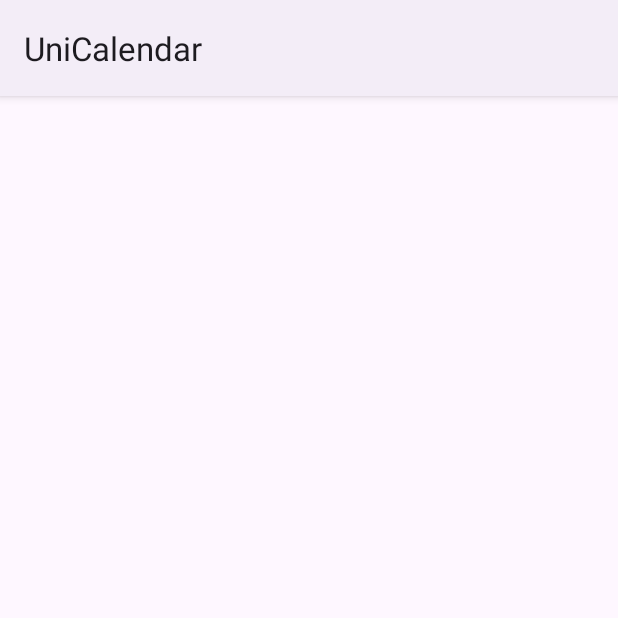
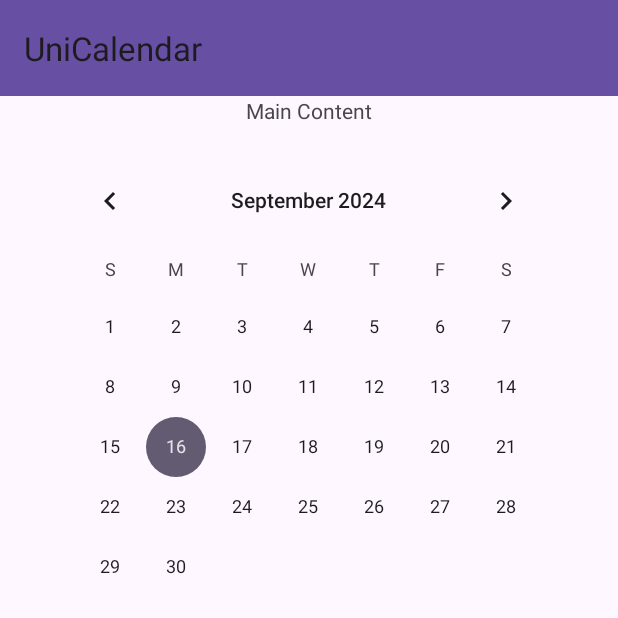
Before and after one commit to VenuVirparia/UniCalendar, an Android app: the MainActivity screen opened directly, with no data from a screen before it, on a phone screen of 412 x 824 dp, the top half of it. Run offline under Robolectric (Android 15) with nearby library versions, the light colour scheme and no system bars; Roboto replaces fonts that are not available here; 1 statement that could not run was skipped.

Commit message:
Set up main dashboard

```diff
--- a/app/build.gradle
+++ b/app/build.gradle
@@ -9,7 +9,7 @@ android {
 
     defaultConfig {
         applicationId "com.example.unicalendar"
-        minSdk 34
+        minSdk 33
         targetSdk 34
         versionCode 1
         versionName "1.0"
@@ -36,8 +36,12 @@ dependencies {
     implementation libs.activity
     implementation libs.constraintlayout
     implementation libs.firebase.auth
+    implementation libs.firebase.database
+    implementation libs.recyclerview
     testImplementation libs.junit
     androidTestImplementation libs.ext.junit
     androidTestImplementation libs.espresso.core
+//    implementation 'com.github.sundeepk:compact-calendar-view:3.0.0'
+
 
 }
--- a/app/src/main/java/com/example/unicalendar/MainActivity.java
+++ b/app/src/main/java/com/example/unicalendar/MainActivity.java
@@ -7,20 +7,48 @@ import androidx.appcompat.app.AppCompatActivity;
 import androidx.core.graphics.Insets;
 import androidx.core.view.ViewCompat;
 import androidx.core.view.WindowInsetsCompat;
+import android.content.Intent;
+import android.os.Bundle;
+import android.view.Menu;
+import android.view.MenuItem;
+import androidx.appcompat.app.AppCompatActivity;
+import androidx.appcompat.widget.Toolbar;
+
+import android.content.Intent;
+import android.os.Bundle;
+import android.view.Menu;
+import android.view.MenuItem;
+import androidx.appcompat.app.AppCompatActivity;
+import androidx.appcompat.widget.Toolbar;
 
 public class MainActivity extends AppCompatActivity {
 
     @Override
     protected void onCreate(Bundle savedInstanceState) {
         super.onCreate(savedInstanceState);
-        EdgeToEdge.enable(this);
-        setContentView(R.layout.activity_main);
-        ViewCompat.setOnApplyWindowInsetsListener(findViewById(R.id.main), (v, insets) -> {
-            Insets systemBars = insets.getInsets(WindowInsetsCompat.Type.systemBars());
-            v.setPadding(systemBars.left, systemBars.top, systemBars.right, systemBars.bottom);
-            return insets;
-        });
+        setContentView(R.layout.activity_main); // Inflate the layout
 
+        // Set up the toolbar
+        Toolbar toolbar = findViewById(R.id.toolbar);
+        setSupportActionBar(toolbar);  // Set the toolbar as action bar
+    }
 
+    // Inflate the menu with the profile icon
+    @Override
+    public boolean onCreateOptionsMenu(Menu menu) {
+        getMenuInflater().inflate(R.menu.menu_main, menu);  // Inflate the menu XML
+        return true;
+    }
+
+    // Handle menu item clicks
+    @Override
+    public boolean onOptionsItemSelected(MenuItem item) {
+        if (item.getItemId() == R.id.action_profile) {
+            // Open profile activity when profile icon is clicked
+            Intent intent = new Intent(MainActivity.this, ProfileActivity.class);
+            startActivity(intent);
+            return true;
+        }
+        return super.onOptionsItemSelected(item);
     }
 }
--- a/app/src/main/res/layout/activity_main.xml
+++ b/app/src/main/res/layout/activity_main.xml
@@ -1,8 +1,42 @@
 <?xml version="1.0" encoding="utf-8"?>
-<androidx.constraintlayout.widget.ConstraintLayout xmlns:android="http://schemas.android.com/apk/res/android"
+<androidx.constraintlayout.widget.ConstraintLayout
+    xmlns:android="http://schemas.android.com/apk/res/android"
     xmlns:app="http://schemas.android.com/apk/res-auto"
     xmlns:tools="http://schemas.android.com/tools"
     android:id="@+id/main"
     android:layout_width="match_parent"
     android:layout_height="match_parent"
-    tools:context=".MainActivity"/>
+    tools:context=".MainActivity">
+
+    <!-- Toolbar for ActionBar -->
+    <androidx.appcompat.widget.Toolbar
+        android:id="@+id/toolbar"
+        android:layout_width="0dp"
+        android:layout_height="?attr/actionBarSize"
+        app:layout_constraintTop_toTopOf="parent"
+        app:layout_constraintStart_toStartOf="parent"
+        app:layout_constraintEnd_toEndOf="parent"
+        android:background="?attr/colorPrimary"
+        app:popupTheme="@style/ThemeOverlay.AppCompat.Light" />
+
+    <!-- Main Content -->
+    <TextView
+        android:id="@+id/textView"
+        android:layout_width="wrap_content"
+        android:layout_height="wrap_content"
+        android:text="Main Content"
+        app:layout_constraintTop_toBottomOf="@id/toolbar"
+        app:layout_constraintStart_toStartOf="parent"
+        app:layout_constraintEnd_toEndOf="parent" />
+
+    <!-- Calendar View -->
+    <CalendarView
+        android:id="@+id/calendarView"
+        android:layout_width="wrap_content"
+        android:layout_height="wrap_content"
+        android:layout_marginTop="100dp"
+        app:layout_constraintEnd_toEndOf="parent"
+        app:layout_constraintHorizontal_bias="0.491"
+        app:layout_constraintStart_toStartOf="parent"
+        app:layout_constraintTop_toTopOf="parent" />
+</androidx.constraintlayout.widget.ConstraintLayout>
--- a/app/src/main/res/values-night/themes.xml
+++ b/app/src/main/res/values-night/themes.xml
@@ -1,6 +1,6 @@
 <resources xmlns:tools="http://schemas.android.com/tools">
     <!-- Base application theme. -->
-    <style name="Base.Theme.UniCalendar" parent="Theme.Material3.DayNight">
+    <style name="Base.Theme.UniCalendar" parent="Theme.Material3.DayNight.NoActionBar">
         <!-- Customize your dark theme here. -->
         <!-- <item name="colorPrimary">@color/my_dark_primary</item> -->
     </style>
--- a/app/src/main/res/values/colors.xml
+++ b/app/src/main/res/values/colors.xml
@@ -2,4 +2,8 @@
 <resources>
     <color name="black">#FF000000</color>
     <color name="white">#FFFFFFFF</color>
+        <color name="primaryColor">#6200EE</color>
+        <color name="backgroundColor">#FFFFFF</color>
+
+
 </resources>
--- a/app/src/main/res/values/themes.xml
+++ b/app/src/main/res/values/themes.xml
@@ -1,6 +1,6 @@
 <resources xmlns:tools="http://schemas.android.com/tools">
     <!-- Base application theme. -->
-    <style name="Base.Theme.UniCalendar" parent="Theme.Material3.DayNight">
+    <style name="Base.Theme.UniCalendar" parent="Theme.Material3.DayNight.NoActionBar">
         <!-- Customize your light theme here. -->
         <!-- <item name="colorPrimary">@color/my_light_primary</item> -->
     </style>
--- a/gradle.properties
+++ b/gradle.properties
@@ -19,3 +19,4 @@ android.useAndroidX=true
 # resources declared in the library itself and none from the library's dependencies,
 # thereby reducing the size of the R class for that library
 android.nonTransitiveRClass=true
+android.enableJetifier=true
--- a/gradle/libs.versions.toml
+++ b/gradle/libs.versions.toml
@@ -9,6 +9,8 @@ activity = "1.9.1"
 constraintlayout = "2.1.4"
 googleGmsGoogleServices = "4.4.2"
 firebaseAuth = "23.0.0"
+firebaseDatabase = "21.0.0"
+recyclerview = "1.3.2"
 
 [libraries]
 junit = { group = "junit", name = "junit", version.ref = "junit" }
@@ -19,6 +21,8 @@ material = { group = "com.google.android.material", name = "material", version.r
 activity = { group = "androidx.activity", name = "activity", version.ref = "activity" }
 constraintlayout = { group = "androidx.constraintlayout", name = "constraintlayout", version.ref = "constraintlayout" }
 firebase-auth = { group = "com.google.firebase", name = "firebase-auth", version.ref = "firebaseAuth" }
+firebase-database = { group = "com.google.firebase", name = "firebase-database", version.ref = "firebaseDatabase" }
+recyclerview = { group = "androidx.recyclerview", name = "recyclerview", version.ref = "recyclerview" }
 
 [plugins]
 android-application = { id = "com.android.application", version.ref = "agp" }
```
Also changed, not shown: app/src/main/AndroidManifest.xml (+9 -2 lines), app/src/main/res/values/strings.xml (+1 -6 lines).
